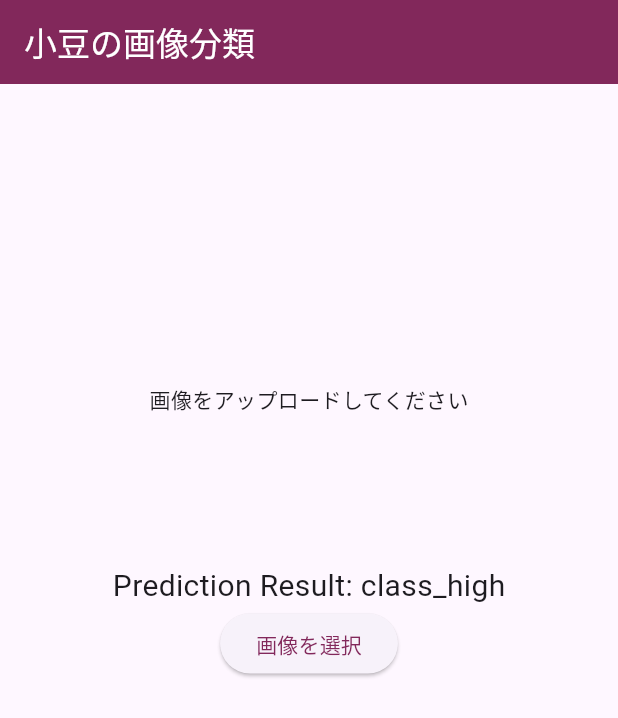
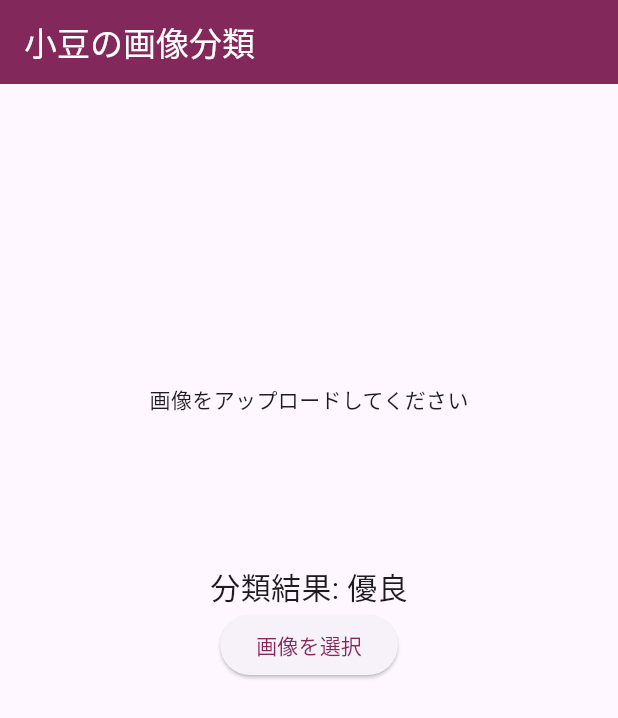
Before and after one commit to uedazxcvbnm/flutter_azuki, a Flutter app: the screen it shows after launch, on a phone screen of 412 x 824 dp. Shown: the top 718 px of the screen. Run offline on Flutter 3.47's test engine with Material 3 defaults, Android fonts, the phone set to English and light mode, and no system bars; our stand-ins replace flutter_image_compress, image_picker; missing offline and left inert: tflite_flutter, tflite_flutter_helper.

Commit message:
日本語に変更

```diff
--- a/lib/main.dart
+++ b/lib/main.dart
@@ -258,7 +258,7 @@ void _printInputShape() {
               Padding(
                 padding: EdgeInsets.only(top: 0), // 上に20ピクセルの余白を追加
                 child: Text(
-                  "Prediction Result: class_low",
+                  "分類結果: 欠陥あり",
                   style: TextStyle(fontSize: 20),
                 ),
               )
@@ -266,7 +266,7 @@ void _printInputShape() {
               Padding(
                 padding: EdgeInsets.only(top: 0), // 上に20ピクセルの余白を追加
                 child: Text(
-                  "Prediction Result: class_middle",
+                  "分類結果: 普通",
                   style: TextStyle(fontSize: 20),
                 ),
               )
@@ -274,7 +274,7 @@ void _printInputShape() {
               Padding(
                 padding: EdgeInsets.only(top: 0), // 上に20ピクセルの余白を追加
                 child: Text(
-                  "Prediction Result: class_high",
+                  "分類結果: 優良",
                   style: TextStyle(fontSize: 20),
                 ),
               ),
```
